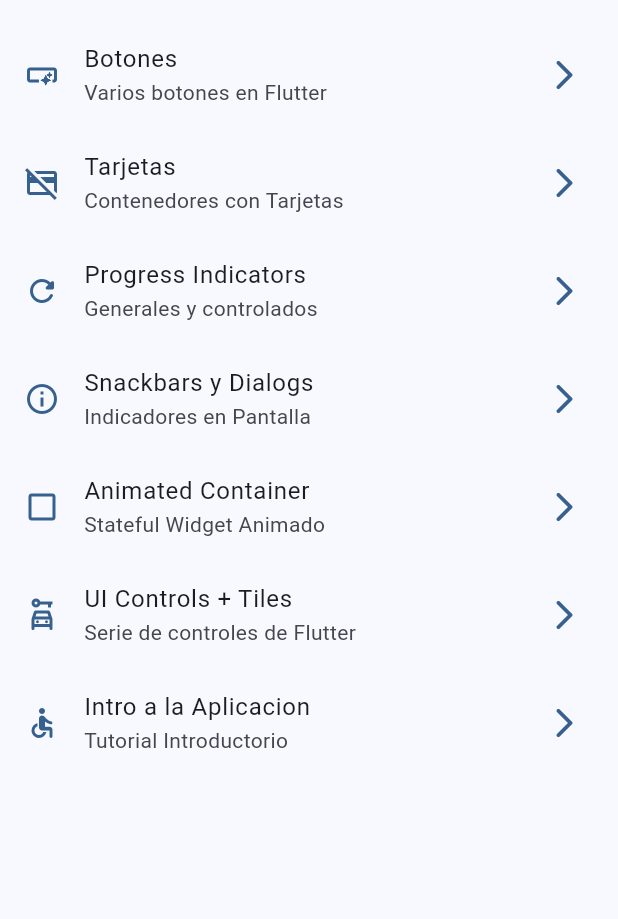
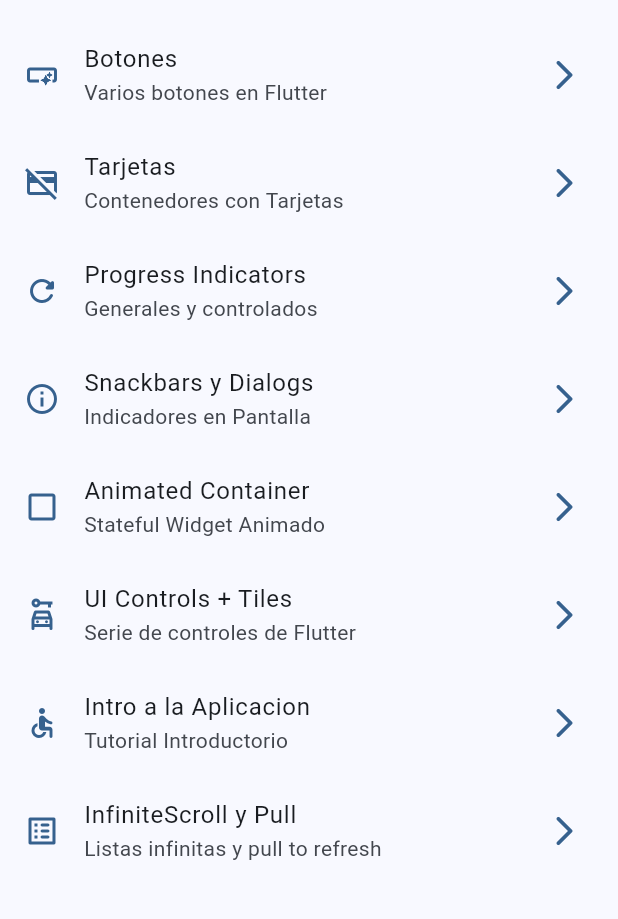
Before and after one commit to RiosHectorM/widgets_tools, a Flutter app: the screen it shows after launch, on a phone screen of 412 x 824 dp, the part 63-982 px from its top. Run offline on Flutter 3.47's test engine with Material 3 defaults, Android fonts, the phone set to English and light mode, and no system bars; our stand-ins replace animate_do, go_router.

Commit message:
InfinteScroll in progress

```diff
--- a/lib/config/menu/menu_items.dart
+++ b/lib/config/menu/menu_items.dart
@@ -56,4 +56,10 @@ const appMenuItems = <MenuItem>[
     link: '/tutorial',
     icon: Icons.accessible_rounded,
     ),
+    MenuItem(
+    title: 'InfiniteScroll y Pull',
+    subTitle: 'Listas infinitas y pull to refresh',
+    link: '/infinite-scroll',
+    icon: Icons.list_alt_rounded,
+    ),
 ];
--- a/lib/config/router/app_router.dart
+++ b/lib/config/router/app_router.dart
@@ -38,5 +38,9 @@ final appRouter = GoRouter(
       path: '/tutorial',
       builder: (context, state) => const AppTutorialScreen(),
     ),
+    GoRoute(
+      path: '/infinite-scroll',
+      builder: (context, state) => const InfiniteScrollScreen(),
+    ),
   ],
 );
```
Also changed, not shown: lib/config/presentation/screens/infinite_scroll/infinite_scroll_screen.dart (+11 -1 lines).
